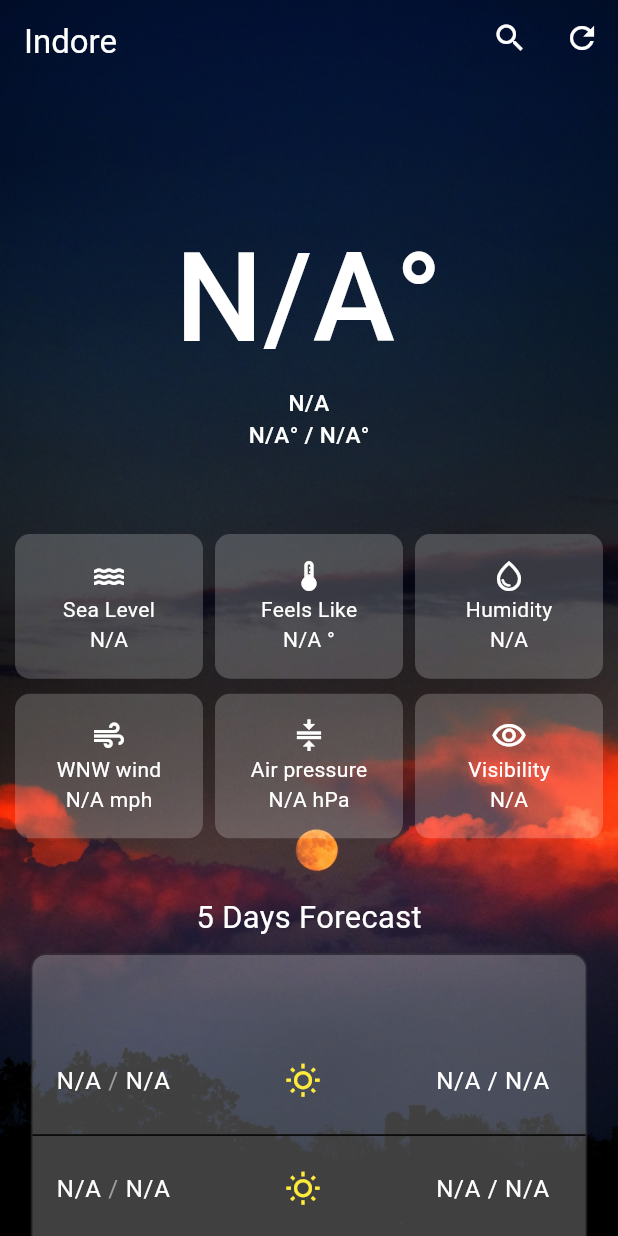
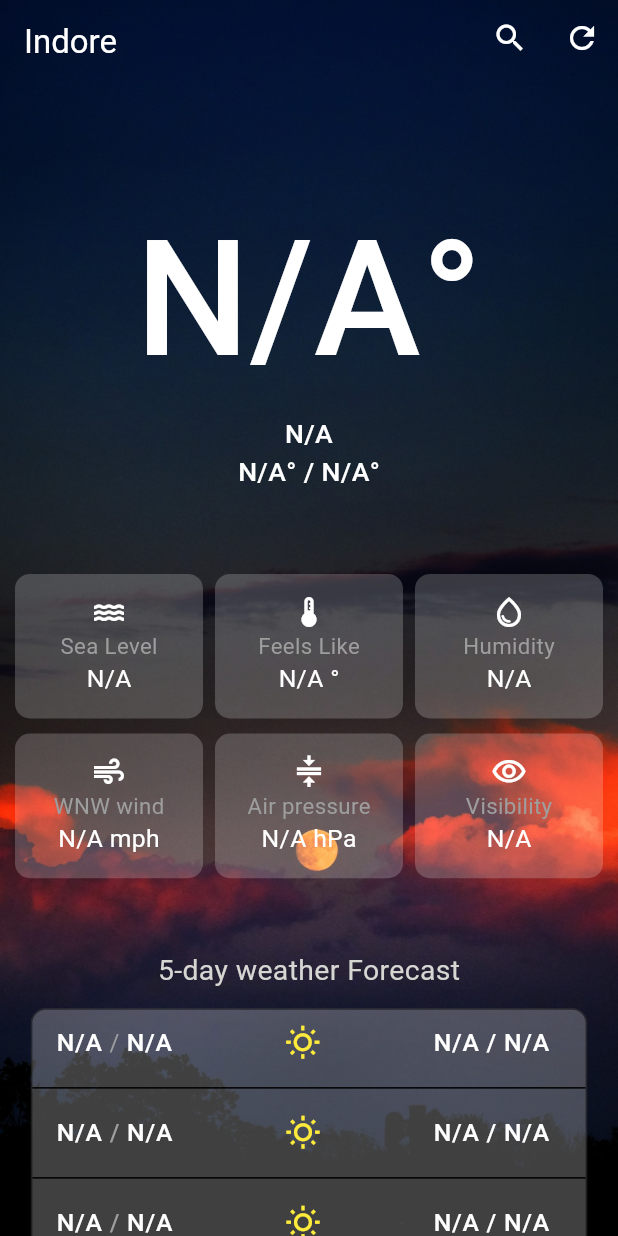
Before and after one commit to Suryansh160/Weather-App, a Flutter app: the screen it shows after launch, on a phone screen of 412 x 824 dp. Run offline on Flutter 3.47's test engine with Material 3 defaults, Android fonts, the phone set to English and light mode, and no system bars; our stand-ins replace video_player; network calls fail.

Commit message:
almost complete

```diff
--- a/lib/weatherScreen.dart
+++ b/lib/weatherScreen.dart
@@ -111,13 +111,13 @@ class _WeatherscreenState extends State<Weatherscreen> {
           SingleChildScrollView(
             child: Column(
               children: [
-                Padding(padding: EdgeInsets.only(top: screenHeight * 0.17)),
+                Padding(padding: EdgeInsets.only(top: screenHeight * 0.15)),
                 Center(
                   child: Text(
                     textAlign: TextAlign.center,
                     "${fullResponse != null ? fullResponse![0]['main']['temp'].toInt().toString() : 'N/A'}°",
                     style: TextStyle(
-                        fontSize: screenHeight * 0.1,
+                        fontSize: screenHeight * 0.13,
                         color: Colors.white,
                         fontWeight: FontWeight.w500),
                   ),
@@ -129,7 +129,7 @@ class _WeatherscreenState extends State<Weatherscreen> {
                         style: TextStyle(
                             color: Colors.white,
                             fontWeight: FontWeight.w500,
-                            fontSize: 15),
+                            fontSize: screenHeight * 0.0215),
                         textAlign: TextAlign.center,
                         "${fullResponse != null ? fullResponse![0]['weather'][0]['main'] : 'N/A'} \n${fullResponse != null ? fullResponse![0]['main']['temp_min'] : 'N/A'}° / ${fullResponse != null ? fullResponse![0]['main']['temp_max'] : 'N/A'}°"),
                   ],
@@ -155,10 +155,14 @@ class _WeatherscreenState extends State<Weatherscreen> {
                           children: <Widget>[
                             Icon(Icons.water, color: Colors.white),
                             Text('Sea Level',
-                                style: TextStyle(color: Colors.white)),
+                                style: TextStyle(
+                                    color: Colors.grey,
+                                    fontSize: screenHeight * 0.018)),
                             Text(
                                 '${fullResponse != null ? fullResponse![0]['main']['sea_level'] : 'N/A'}',
-                                style: TextStyle(color: Colors.white)),
+                                style: TextStyle(
+                                    color: Colors.white,
+                                    fontSize: screenHeight * 0.02)),
                           ],
                         ),
                       ),
@@ -173,10 +177,14 @@ class _WeatherscreenState extends State<Weatherscreen> {
                           children: <Widget>[
                             Icon(Icons.thermostat, color: Colors.white),
                             Text('Feels Like',
-                                style: TextStyle(color: Colors.white)),
+                                style: TextStyle(
+                                    color: Colors.grey,
+                                    fontSize: screenHeight * 0.018)),
                             Text(
                                 '${fullResponse != null ? fullResponse![0]['main']['feels_like'] : 'N/A'} °',
-                                style: TextStyle(color: Colors.white)),
+                                style: TextStyle(
+                                    color: Colors.white,
+                                    fontSize: screenHeight * 0.02)),
                           ],
                         ),
                       ),
@@ -192,9 +200,13 @@ class _WeatherscreenState extends State<Weatherscreen> {
                             Icon(Icons.water_drop_outlined,
                                 color: Colors.white),
                             Text('Humidity',
-                                style: TextStyle(color: Colors.white)),
+                                style: TextStyle(
+                                    color: Colors.grey,
+                                    fontSize: screenHeight * 0.018)),
                             Text(
-                                style: TextStyle(color: Colors.white),
+                                style: TextStyle(
+                                    color: Colors.white,
+                                    fontSize: screenHeight * 0.02),
                                 '${fullResponse != null ? fullResponse![0]['main']['humidity'] : 'N/A'}'),
                           ],
                         ),
@@ -210,10 +222,14 @@ class _WeatherscreenState extends State<Weatherscreen> {
                           children: <Widget>[
                             Icon(Icons.air, color: Colors.white),
                             Text('WNW wind',
-                                style: TextStyle(color: Colors.white)),
+                                style: TextStyle(
+                                    color: Colors.grey,
+                                    fontSize: screenHeight * 0.018)),
                             Text(
                                 '${fullResponse != null ? fullResponse![0]['wind']['speed'] : 'N/A'} mph',
-                                style: TextStyle(color: Colors.white)),
+                                style: TextStyle(
+                                    color: Colors.white,
+                                    fontSize: screenHeight * 0.02)),
                           ],
                         ),
                       ),
@@ -228,9 +244,13 @@ class _WeatherscreenState extends State<Weatherscreen> {
                           children: <Widget>[
                             Icon(Icons.compress, color: Colors.white),
                             Text('Air pressure',
-                                style: TextStyle(color: Colors.white)),
+                                style: TextStyle(
+                                    color: Colors.grey,
+                                    fontSize: screenHeight * 0.018)),
                             Text(
-                                style: TextStyle(color: Colors.white),
+                                style: TextStyle(
+                                    color: Colors.white,
+                                    fontSize: screenHeight * 0.02),
                                 '${fullResponse != null ? fullResponse![0]['main']['pressure'] : 'N/A'} hPa'),
                           ],
                         ),
@@ -250,25 +270,33 @@ class _WeatherscreenState extends State<Weatherscreen> {
                             ),
                             Text(
                               'Visibility',
-                              style: TextStyle(color: Colors.white),
+                              style: TextStyle(
+                                  color: Colors.grey,
+                                  fontSize: screenHeight * 0.018),
                             ),
                             Text(
                                 '${fullResponse != null ? fullResponse![0]['visibility'] : 'N/A'}',
-                                style: TextStyle(color: Colors.white)),
+                                style: TextStyle(
+                                    color: Colors.white,
+                                    fontSize: screenHeight * 0.02)),
                           ],
                         ),
                       )
                     ],
                   ),
                 ),
+                SizedBox(
+                  height: 10,
+                ),
                 Text(
-                  '5 Days Forecast',
+                  '5-day weather Forecast',
                   textAlign: TextAlign.left,
                   style: TextStyle(
-                      color: Colors.white, fontSize: screenHeight * 0.025),
+                      color: const Color.fromARGB(255, 214, 214, 211),
+                      fontSize: screenHeight * 0.023),
                 ),
                 SizedBox(
-                  height: 10,
+                  height: 12,
                 ),
                 Container(
                   height: screenHeight * 0.25,
@@ -279,47 +307,11 @@ class _WeatherscreenState extends State<Weatherscreen> {
                       border: Border.all(
                           width: 1, color: Colors.black.withOpacity(0.5))),
                   child: ListView(
+                    padding: EdgeInsets.all(0),
                     shrinkWrap: true,
                     children: [
                       ListTile(
-                        title: Row(
-                          mainAxisAlignment: MainAxisAlignment.spaceBetween,
-                          children: [
-                            Text.rich(TextSpan(children: [
-                              TextSpan(
-                                  text: fullResponse != null
-                                      ? DateTime.parse(
-                                              fullResponse![0]['dt_txt'])
-                                          .day
-                                          .toString()
-                                      : 'N/A',
-                                  style: TextStyle(color: Colors.white)),
-                              TextSpan(
-                                  text: ' / ',
-                                  style: TextStyle(color: Colors.grey)),
-                              TextSpan(
-                                  text: fullResponse != null
-                                      ? DateTime.parse(
-                                              fullResponse![0]['dt_txt'])
-                                          .month
-                                          .toString()
-                                      : 'N/A',
-                                  style: TextStyle(color: Colors.white))
-                            ])),
-                            Icon(
-                              Icons.wb_sunny_outlined,
-                              color: Colors.yellow,
-                            ),
-                            Text(
-                                style: TextStyle(color: Colors.white),
-                                '${fullResponse != null ? fullResponse![0]['main']['temp_min'] : 'N/A'} / ${'${fullResponse != null ? fullResponse![0]['main']['temp_max'] : 'N/A'}'}')
-                          ],
-                        ),
-                      ),
-                      Divider(
-                        color: Colors.black,
-                      ),
-                      ListTile(
+                        visualDensity: VisualDensity(vertical: -3),
                         title: Row(
                           mainAxisAlignment: MainAxisAlignment.spaceBetween,
                           children: [
@@ -331,7 +323,10 @@ class _WeatherscreenState extends State<Weatherscreen> {
                                           .day
                                           .toString()
                                       : 'N/A',
-                                  style: TextStyle(color: Colors.white)),
+                                  style: TextStyle(
+                                      fontSize: screenHeight * 0.02,
+                                      fontWeight: FontWeight.w500,
+                                      color: Colors.white)),
                               TextSpan(
                                   text: ' / ',
                                   style: TextStyle(color: Colors.grey)),
@@ -342,14 +337,20 @@ class _WeatherscreenState extends State<Weatherscreen> {
                                           .month
                                           .toString()
                                       : 'N/A',
-                                  style: TextStyle(color: Colors.white))
+                                  style: TextStyle(
+                                      fontSize: screenHeight * 0.02,
+                                      fontWeight: FontWeight.w500,
+                                      color: Colors.white))
                             ])),
                             Icon(
                               Icons.wb_sunny_outlined,
                               color: Colors.yellow,
                             ),
                             Text(
-                                style: TextStyle(color: Colors.white),
+                                style: TextStyle(
+                                    fontSize: screenHeight * 0.02,
+                                    fontWeight: FontWeight.w500,
+                                    color: Colors.white),
                                 '${fullResponse != null ? fullResponse![6]['main']['temp_min'] : 'N/A'} / ${'${fullResponse != null ? fullResponse![6]['main']['temp_max'] : 'N/A'}'}')
                           ],
                         ),
@@ -358,6 +359,7 @@ class _WeatherscreenState extends State<Weatherscreen> {
                         color: Colors.black,
                       ),
                       ListTile(
+                        visualDensity: VisualDensity(vertical: -3),
                         title: Row(
                           mainAxisAlignment: MainAxisAlignment.spaceBetween,
                           children: [
@@ -369,10 +371,16 @@ class _WeatherscreenState extends State<Weatherscreen> {
                                           .day
                                           .toString()
                                       : 'N/A',
-                                  style: TextStyle(color: Colors.white)),
+                                  style: TextStyle(
+                                      fontSize: screenHeight * 0.02,
+                                      fontWeight: FontWeight.w500,
+                                      color: Colors.white)),
                               TextSpan(
                                   text: ' / ',
-                                  style: TextStyle(color: Colors.grey)),
+                                  style: TextStyle(
+                                      fontSize: screenHeight * 0.02,
+                                      fontWeight: FontWeight.w500,
+                                      color: Colors.grey)),
                               TextSpan(
                                   text: fullResponse != null
                                       ? DateTime.parse(
@@ -380,14 +388,20 @@ class _WeatherscreenState extends State<Weatherscreen> {
                                           .month
                                           .toString()
                                       : 'N/A',
-                                  style: TextStyle(color: Colors.white))
+                                  style: TextStyle(
+                                      fontSize: screenHeight * 0.02,
+                                      fontWeight: FontWeight.w500,
+                                      color: Colors.white))
                             ])),
                             Icon(
                               Icons.wb_sunny_outlined,
                               color: Colors.yellow,
                             ),
                             Text(
-                                style: TextStyle(color: Colors.white),
+                                style: TextStyle(
+                                    fontSize: screenHeight * 0.02,
+                                    fontWeight: FontWeight.w500,
+                                    color: Colors.white),
                                 '${fullResponse != null ? fullResponse![12]['main']['temp_min'] : 'N/A'} / ${'${fullResponse != null ? fullResponse![12]['main']['temp_max'] : 'N/A'}'}')
                           ],
                         ),
@@ -396,6 +410,7 @@ class _WeatherscreenState extends State<Weatherscreen> {
                         color: Colors.black,
                       ),
                       ListTile(
+                        visualDensity: VisualDensity(vertical: -3),
                         title: Row(
                           mainAxisAlignment: MainAxisAlignment.spaceBetween,
                           children: [
@@ -407,10 +422,16 @@ class _WeatherscreenState extends State<Weatherscreen> {
                                           .day
                                           .toString()
                                       : 'N/A',
-                                  style: TextStyle(color: Colors.white)),
+                                  style: TextStyle(
+                                      fontSize: screenHeight * 0.02,
+                                      fontWeight: FontWeight.w500,
+                                      color: Colors.white)),
                               TextSpan(
                                   text: ' / ',
-                                  style: TextStyle(color: Colors.grey)),
+                                  style: TextStyle(
+                                      fontSize: screenHeight * 0.02,
+                                      fontWeight: FontWeight.w500,
+                                      color: Colors.grey)),
                               TextSpan(
                                   text: fullResponse != null
                                       ? DateTime.parse(
@@ -418,14 +439,20 @@ class _WeatherscreenState extends State<Weatherscreen> {
                                           .month
                                           .toString()
                                       : 'N/A',
-                                  style: TextStyle(color: Colors.white))
+                                  style: TextStyle(
+                                      fontSize: screenHeight * 0.02,
+                                      fontWeight: FontWeight.w500,
+                                      color: Colors.white))
                             ])),
                             Icon(
                               Icons.wb_sunny_outlined,
                               color: Colors.yellow,
                             ),
                             Text(
-                                style: TextStyle(color: Colors.white),
+                                style: TextStyle(
+                                    fontSize: screenHeight * 0.02,
+                                    fontWeight: FontWeight.w500,
+                                    color: Colors.white),
                                 '${fullResponse != null ? fullResponse![18]['main']['temp_min'] : 'N/A'} / ${'${fullResponse != null ? fullResponse![18]['main']['temp_max'] : 'N/A'}'}')
                           ],
                         ),
@@ -434,6 +461,7 @@ class _WeatherscreenState extends State<Weatherscreen> {
                         color: Colors.black,
                       ),
                       ListTile(
+                        visualDensity: VisualDensity(vertical: -3),
                         title: Row(
                           mainAxisAlignment: MainAxisAlignment.spaceBetween,
                           children: [
@@ -441,30 +469,91 @@ class _WeatherscreenState extends State<Weatherscreen> {
                               TextSpan(
                                   text: fullResponse != null
                                       ? DateTime.parse(
-                                              fullResponse![24]['dt_txt'])
+                                              fullResponse![30]['dt_txt'])
                                           .day
                                           .toString()
                                       : 'N/A',
-                                  style: TextStyle(color: Colors.white)),
+                                  style: TextStyle(
+                                      fontSize: screenHeight * 0.02,
+                                      fontWeight: FontWeight.w500,
+                                      color: Colors.white)),
                               TextSpan(
                                   text: ' / ',
                                   style: TextStyle(color: Colors.grey)),
                               TextSpan(
                                   text: fullResponse != null
                                       ? DateTime.parse(
-                                              fullResponse![39]['dt_txt'])
+                                              fullResponse![30]['dt_txt'])
                                           .month
                                           .toString()
                                       : 'N/A',
-                                  style: TextStyle(color: Colors.white))
+                                  style: TextStyle(
+                                      fontSize: screenHeight * 0.02,
+                                      fontWeight: FontWeight.w500,
+                                      color: Colors.white))
                             ])),
                             Icon(
                               Icons.wb_sunny_outlined,
                               color: Colors.yellow,
                             ),
                             Text(
-                              '${fullResponse != null ? fullResponse![26]['main']['temp_min'] : 'N/A'} / ${'${fullResponse != null ? fullResponse![26]['main']['temp_max'] : 'N/A'}'}',
-                              style: TextStyle(color: Colors.white),
+                              '${fullResponse != null ? fullResponse![30]['main']['temp_min'] : 'N/A'} / ${'${fullResponse != null ? fullResponse![30]['main']['temp_max'] : 'N/A'}'}',
+                              style: TextStyle(
+                                  fontSize: screenHeight * 0.02,
+                                  fontWeight: FontWeight.w500,
+                                  color: Colors.white),
+                            )
+                          ],
+                        ),
+                      ),
+                      Divider(
+                        color: Colors.black,
+                      ),
+                      ListTile(
+                        visualDensity: VisualDensity(vertical: -3),
+                        title: Row(
+                          mainAxisAlignment: MainAxisAlignment.spaceBetween,
+                          children: [
+                            Text.rich(TextSpan(children: [
+                              TextSpan(
+                                  text: fullResponse != null
+                                      ? DateTime.parse(
+                                              fullResponse![35]['dt_txt'])
+                                          .day
+                                          .toString()
+                                      : 'N/A',
+                                  style: TextStyle(
+                                      fontSize: screenHeight * 0.02,
+                                      fontWeight: FontWeight.w500,
+                                      color: Colors.white)),
+                              TextSpan(
+                                  text: ' / ',
+                                  style: TextStyle(
+                                      fontSize: screenHeight * 0.02,
+                                      fontWeight: FontWeight.w500,
+                                      color: Colors.grey)),
+                              TextSpan(
+                                  text: fullResponse != null
+                                      ? DateTime.parse(
+                                              fullResponse![35]['dt_txt'])
+                                          .month
+                                          .toString()
+                                      : 'N/A',
+                                  style: TextStyle(
+                                      fontSize: screenHeight * 0.02,
+                                      fontWeight: FontWeight.bold,
+                                      color: Colors.white))
+                            ])),
+                            Icon(
+                              Icons.wb_sunny_outlined,
+                              color: Colors.yellow,
+                            ),
+                            Text(
+                              '${fullResponse != null ? fullResponse![35]['main']['temp_min'] : 'N/A'} / ${'${fullResponse != null ? fullResponse![35]['main']['temp_max'] : 'N/A'}'}',
+                              style: TextStyle(
+                                  fontSize: screenHeight * 0.02,
+                                  fontWeight: FontWeight.w500,
+                                  color: Colors.white),
                             )
                           ],
                         ),
```
